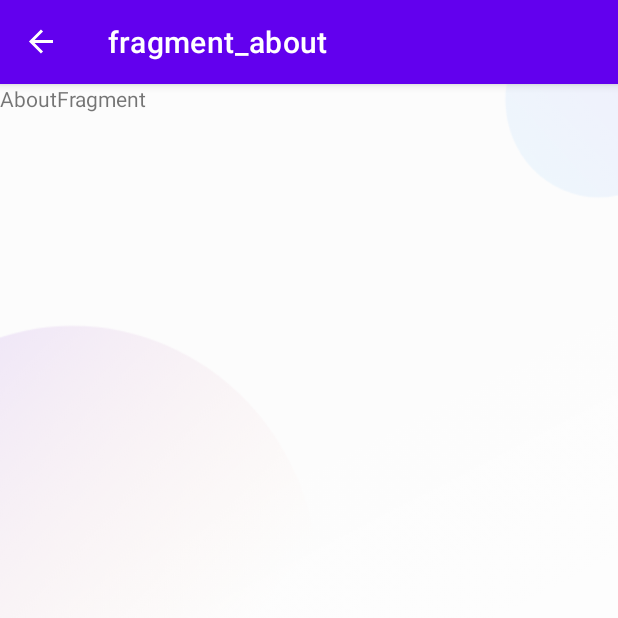
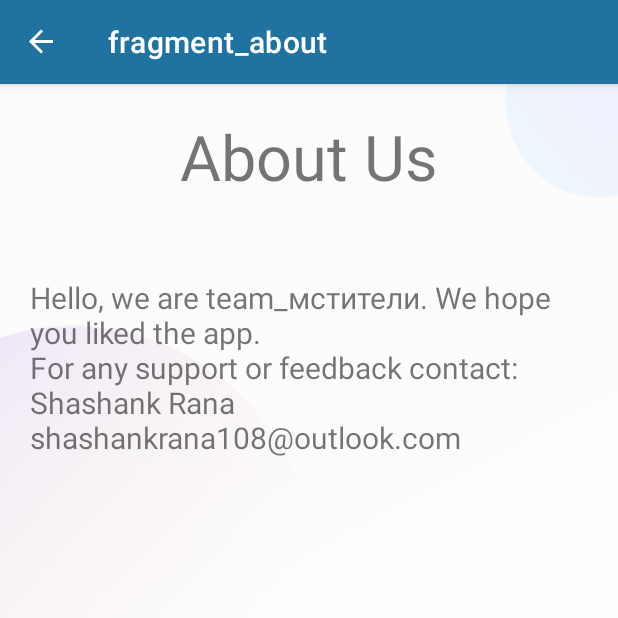
Before and after one commit to beraSayantan/TransLite, an Android app: the AboutFragment screen opened through its navigation route, on a phone screen of 412 x 824 dp, the top half of it. Run offline under Robolectric (Android 15) with nearby library versions, the phone set to English and light mode, and no system bars; our stand-ins replace data binding, navigation-ui; libraries missing offline, so code that uses them is left out: com.google.mlkit.common, com.google.mlkit.nl.

Commit message:
about us added

```diff
--- a/app/src/main/java/com/beginner/translite/BlankFragment.kt
+++ b/app/src/main/java/com/beginner/translite/AboutFragment.kt
@@ -6,7 +6,7 @@ import android.view.LayoutInflater
 import android.view.View
 import android.view.ViewGroup
 
-class BlankFragment : Fragment() {
+class AboutFragment : Fragment() {
     override fun onCreateView(
         inflater: LayoutInflater, container: ViewGroup?,
         savedInstanceState: Bundle?
--- a/app/src/main/java/com/beginner/translite/TransFragment.kt
+++ b/app/src/main/java/com/beginner/translite/TransFragment.kt
@@ -78,8 +78,8 @@ class TransFragment : Fragment() {
                     }
                 }
                 .addOnFailureListener {
-                    // Model couldn’t be loaded or other internal error.
-                    // ...
+                    Toast.makeText(currContext
+                        , "Can't identify language", Toast.LENGTH_LONG).show()
                 }
         }
 
--- a/app/src/main/res/layout/fragment_about.xml
+++ b/app/src/main/res/layout/fragment_about.xml
@@ -1,14 +1,40 @@
 <?xml version="1.0" encoding="utf-8"?>
-<FrameLayout xmlns:android="http://schemas.android.com/apk/res/android"
+<androidx.constraintlayout.widget.ConstraintLayout
+    xmlns:android="http://schemas.android.com/apk/res/android"
+    xmlns:app="http://schemas.android.com/apk/res-auto"
     xmlns:tools="http://schemas.android.com/tools"
     android:layout_width="match_parent"
     android:layout_height="match_parent"
-    tools:context=".BlankFragment">
+    tools:context=".AboutFragment"
+    android:padding="10dp">
 
-    <!-- TODO: Update blank fragment layout -->
+    <TextView
+        android:id="@+id/tvAboutUs"
+        android:layout_width="match_parent"
+        android:layout_height="wrap_content"
+        android:layout_margin="10dp"
+        android:layout_marginTop="24dp"
+        android:text="About Us"
+        android:textAlignment="center"
+        android:textSize="42sp"
+        app:layout_constraintEnd_toEndOf="parent"
+        app:layout_constraintHorizontal_bias="0.473"
+        app:layout_constraintStart_toStartOf="parent"
+        app:layout_constraintTop_toTopOf="parent"
+        />
+
     <TextView
         android:layout_width="match_parent"
-        android:layout_height="match_parent"
-        android:text="AboutFragment" />
+        android:layout_height="wrap_content"
+        android:layout_marginStart="8dp"
+        android:text="@string/about_us"
+        app:layout_constraintBottom_toBottomOf="parent"
+        app:layout_constraintStart_toStartOf="parent"
+        app:layout_constraintTop_toBottomOf="@+id/tvAboutUs"
+        app:layout_constraintVertical_bias="0.078"
+        android:layout_margin="10dp"
+        android:textSize="20sp"
+        />
 
-</FrameLayout>
+
+</androidx.constraintlayout.widget.ConstraintLayout>
--- a/app/src/main/res/layout/fragment_trans.xml
+++ b/app/src/main/res/layout/fragment_trans.xml
@@ -81,7 +81,7 @@
                     android:layout_margin="15dp"
                     android:layout_weight="3"
                     android:background="@drawable/simple_border"
-                    android:backgroundTint="@android:color/holo_blue_light"
+                    android:backgroundTint="@color/ic_bg_color"
                     android:text="@string/translated_text_pointer"
                     android:textColor="@color/white"
                     android:textSize="28sp"
--- a/app/src/main/res/navigation/navigation.xml
+++ b/app/src/main/res/navigation/navigation.xml
@@ -21,7 +21,7 @@
         android:label="HistoryFragment" />
     <fragment
         android:id="@+id/blankFragment"
-        android:name="com.beginner.translite.BlankFragment"
+        android:name="com.beginner.translite.AboutFragment"
         android:label="fragment_about"
         tools:layout="@layout/fragment_about" />
 </navigation>
--- a/app/src/main/res/values-night/themes.xml
+++ b/app/src/main/res/values-night/themes.xml
@@ -2,12 +2,12 @@
     <!-- Base application theme. -->
     <style name="Theme.TransLite" parent="Theme.MaterialComponents.DayNight.DarkActionBar">
         <!-- Primary brand color. -->
-        <item name="colorPrimary">@color/purple_200</item>
-        <item name="colorPrimaryVariant">@color/purple_700</item>
+        <item name="colorPrimary">@color/ic_bg_color</item>
+        <item name="colorPrimaryVariant">@color/ic_bg_variant</item>
         <item name="colorOnPrimary">@color/black</item>
         <!-- Secondary brand color. -->
-        <item name="colorSecondary">@color/teal_200</item>
-        <item name="colorSecondaryVariant">@color/teal_200</item>
+        <item name="colorSecondary">@android:color/holo_green_light</item>
+        <item name="colorSecondaryVariant">@android:color/holo_green_dark</item>
         <item name="colorOnSecondary">@color/black</item>
         <!-- Status bar color. -->
         <item name="android:statusBarColor" tools:targetApi="l">?attr/colorPrimaryVariant</item>
--- a/app/src/main/res/values/colors.xml
+++ b/app/src/main/res/values/colors.xml
@@ -8,4 +8,5 @@
     <color name="black">#FF000000</color>
     <color name="white">#FFFFFFFF</color>
     <color name="ic_bg_color">#2073A1</color>
+    <color name="ic_bg_variant">#039BE5</color>
 </resources>
--- a/app/src/main/res/values/strings.xml
+++ b/app/src/main/res/values/strings.xml
@@ -40,4 +40,5 @@
     <string name="requesting_patience">Please Wait</string>
     <!-- TODO: Remove or change this placeholder text -->
     <string name="hello_blank_fragment">Hello blank fragment</string>
+    <string name="about_us">Hello, we are team_мстители. We hope you liked the app. \nFor any support or feedback contact: \nShashank Rana \nshashankrana108@outlook.com</string>
 </resources>
--- a/app/src/main/res/values/themes.xml
+++ b/app/src/main/res/values/themes.xml
@@ -2,12 +2,12 @@
     <!-- Base application theme. -->
     <style name="Theme.TransLite" parent="Theme.MaterialComponents.DayNight.DarkActionBar">
         <!-- Primary brand color. -->
-        <item name="colorPrimary">@color/purple_500</item>
-        <item name="colorPrimaryVariant">@color/purple_700</item>
+        <item name="colorPrimary">@color/ic_bg_color</item>
+        <item name="colorPrimaryVariant">@color/ic_bg_variant</item>
         <item name="colorOnPrimary">@color/white</item>
         <!-- Secondary brand color. -->
-        <item name="colorSecondary">@color/teal_200</item>
-        <item name="colorSecondaryVariant">@color/teal_700</item>
+        <item name="colorSecondary">@android:color/holo_green_light</item>
+        <item name="colorSecondaryVariant">@android:color/holo_green_dark</item>
         <item name="colorOnSecondary">@color/black</item>
         <!-- Status bar color. -->
         <item name="android:statusBarColor" >?attr/colorPrimaryVariant</item>
```
Also changed, not shown: app/src/main/res/layout/fragment_history.xml (+12 -9 lines), app/src/main/res/layout/history_cardview.xml (+13 -7 lines).
